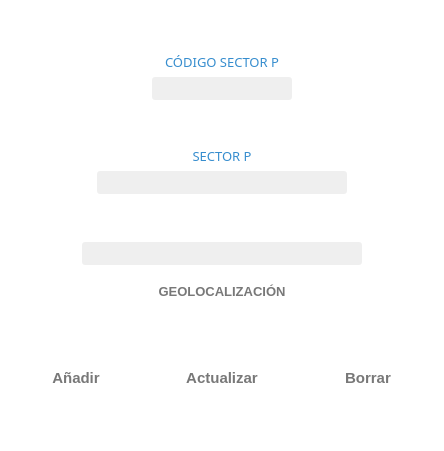
lreyesm/MiRutaDesktop, file zona.ui: the form before one commit.
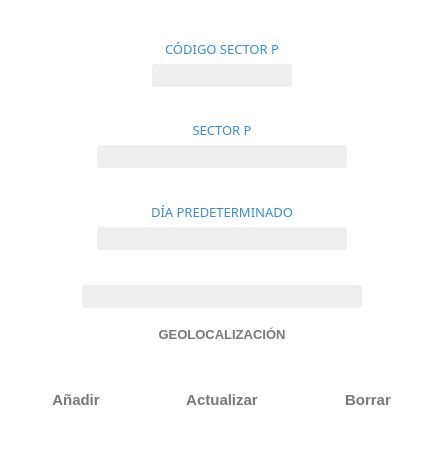
The form after the commit. Icons and pictures are not drawn. Custom widgets are drawn as their Qt base class.

Diff of the .ui file:
```diff
--- a/zona.ui
+++ b/zona.ui
@@ -266,6 +266,100 @@
      </item>
     </layout>
    </item>
+   <item>
+    <spacer name="verticalSpacer_3">
+     <property name="orientation">
+      <enum>Qt::Vertical</enum>
+     </property>
+     <property name="sizeHint" stdset="0">
+      <size>
+       <width>20</width>
+       <height>40</height>
+      </size>
+     </property>
+    </spacer>
+   </item>
+   <item>
+    <layout class="QHBoxLayout" name="horizontalLayout_6">
+     <item>
+      <spacer name="horizontalSpacer_9">
+       <property name="orientation">
+        <enum>Qt::Horizontal</enum>
+       </property>
+       <property name="sizeHint" stdset="0">
+        <size>
+         <width>40</width>
+         <height>20</height>
+        </size>
+       </property>
+      </spacer>
+     </item>
+     <item>
+      <layout class="QVBoxLayout" name="verticalLayout_4">
+       <item>
+        <widget class="QLabel" name="label_3">
+         <property name="font">
+          <font>
+           <family>Segoe UI Semilight</family>
+           <pointsize>10</pointsize>
+           <weight>50</weight>
+           <italic>false</italic>
+           <bold>false</bold>
+          </font>
+         </property>
+         <property name="styleSheet">
+          <string notr="true">font: 10pt &quot;Segoe UI Semilight&quot;;
+color: rgb(54, 141, 206);</string>
+         </property>
+         <property name="text">
+          <string>DÍA PREDETERMINADO</string>
+         </property>
+         <property name="alignment">
+          <set>Qt::AlignCenter</set>
+         </property>
+        </widget>
+       </item>
+       <item>
+        <widget class="MyLineEditShine" name="le_dia_predeterminado">
+         <property name="minimumSize">
+          <size>
+           <width>250</width>
+           <height>23</height>
+          </size>
+         </property>
+         <property name="font">
+          <font>
+           <family>Segoe UI</family>
+           <pointsize>10</pointsize>
+          </font>
+         </property>
+         <property name="styleSheet">
+          <string notr="true">background-color: #EFEFEF; 
+border-radius: 3px;
+color:rgb(50, 50, 50);</string>
+         </property>
+         <property name="alignment">
+          <set>Qt::AlignCenter</set>
+         </property>
+        </widget>
+       </item>
+      </layout>
+     </item>
+     <item>
+      <spacer name="horizontalSpacer_10">
+       <property name="orientation">
+        <enum>Qt::Horizontal</enum>
+       </property>
+       <property name="sizeHint" stdset="0">
+        <size>
+         <width>40</width>
+         <height>20</height>
+        </size>
+       </property>
+      </spacer>
+     </item>
+    </layout>
+   </item>
    <item>
     <spacer name="verticalSpacer_2">
      <property name="orientation">
```
